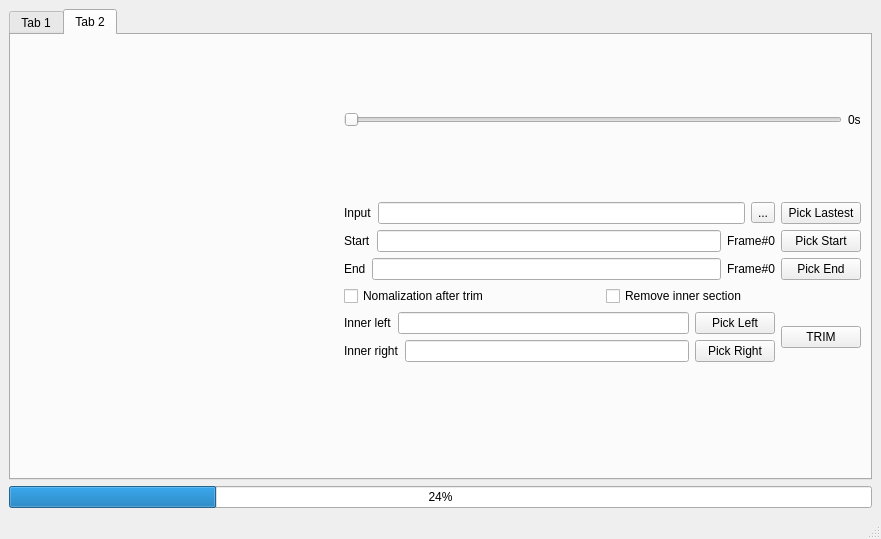
Old version of the form UI.ui in the repository quyendaoqt707/pyVideoUtilities.
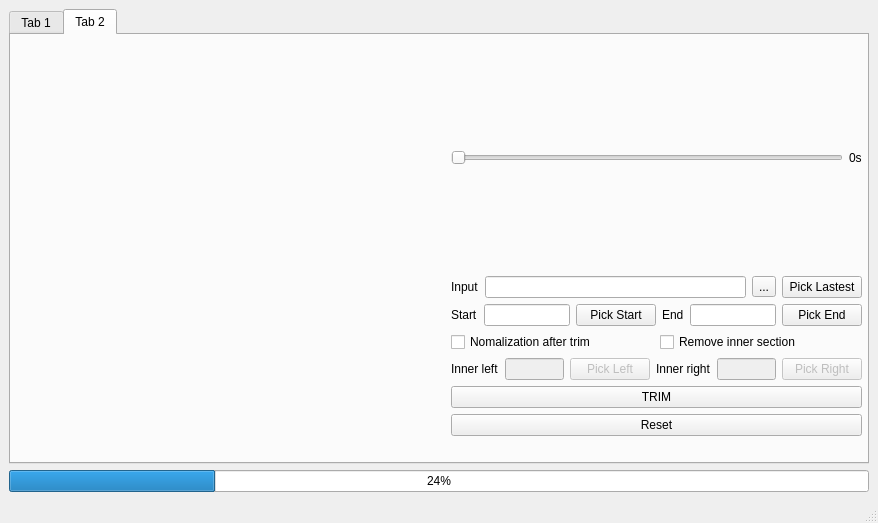
New version of the form. Icons and pictures are not drawn.

Commit message: update UI, remove inner section

Patch:
```diff
--- a/UI.ui
+++ b/UI.ui
@@ -9,8 +9,8 @@
    <rect>
     <x>0</x>
     <y>0</y>
-    <width>881</width>
-    <height>539</height>
+    <width>878</width>
+    <height>523</height>
    </rect>
   </property>
   <property name="sizePolicy">
@@ -21,8 +21,8 @@
   </property>
   <property name="maximumSize">
    <size>
-    <width>16777213</width>
-    <height>16777215</height>
+    <width>900</width>
+    <height>550</height>
    </size>
   </property>
   <property name="windowTitle">
@@ -38,6 +38,24 @@
    <layout class="QVBoxLayout" name="verticalLayout_6">
     <item>
      <widget class="QTabWidget" name="tabWidget">
+      <property name="sizePolicy">
+       <sizepolicy hsizetype="Fixed" vsizetype="Fixed">
+        <horstretch>0</horstretch>
+        <verstretch>0</verstretch>
+       </sizepolicy>
+      </property>
+      <property name="minimumSize">
+       <size>
+        <width>860</width>
+        <height>450</height>
+       </size>
+      </property>
+      <property name="maximumSize">
+       <size>
+        <width>900</width>
+        <height>500</height>
+       </size>
+      </property>
       <property name="currentIndex">
        <number>1</number>
       </property>
@@ -238,9 +256,15 @@
        <attribute name="title">
         <string>Tab 2</string>
        </attribute>
-       <layout class="QFormLayout" name="formLayout_2">
-        <item row="0" column="0">
          <widget class="QWidget" name="widget" native="true">
+        <property name="geometry">
+         <rect>
+          <x>9</x>
+          <y>9</y>
+          <width>424</width>
+          <height>418</height>
+         </rect>
+        </property>
           <layout class="QFormLayout" name="formLayout">
            <item row="0" column="0">
             <widget class="QLabel" name="currentFrameThumbnail">
@@ -275,8 +299,15 @@
            </item>
           </layout>
          </widget>
-        </item>
-        <item row="0" column="1">
+       <widget class="QWidget" name="">
+        <property name="geometry">
+         <rect>
+          <x>440</x>
+          <y>10</y>
+          <width>411</width>
+          <height>391</height>
+         </rect>
+        </property>
          <layout class="QVBoxLayout" name="verticalLayout_8">
           <item>
            <layout class="QHBoxLayout" name="horizontalLayout_11">
@@ -328,6 +359,8 @@
            </layout>
           </item>
           <item>
+          <layout class="QHBoxLayout" name="horizontalLayout_16">
+           <item>
            <layout class="QHBoxLayout" name="horizontalLayout_6">
             <item>
              <widget class="QLabel" name="label_10">
@@ -339,13 +372,6 @@
             <item>
              <widget class="QLineEdit" name="lineEdit_3"/>
             </item>
-            <item>
-             <widget class="QLabel" name="startFrameIDLabel">
-              <property name="text">
-               <string>Frame#0</string>
-              </property>
-             </widget>
-            </item>
             <item>
              <widget class="QPushButton" name="pickStartBtn">
               <property name="text">
@@ -367,13 +393,6 @@
             <item>
              <widget class="QLineEdit" name="lineEdit_2"/>
             </item>
-            <item>
-             <widget class="QLabel" name="endFrameIDLabel">
-              <property name="text">
-               <string>Frame#0</string>
-              </property>
-             </widget>
-            </item>
             <item>
              <widget class="QPushButton" name="pickEndBtn">
               <property name="text">
@@ -383,6 +402,8 @@
             </item>
            </layout>
           </item>
+          </layout>
+         </item>
           <item>
            <layout class="QHBoxLayout" name="horizontalLayout_8">
             <item>
@@ -390,6 +411,9 @@
               <property name="text">
                <string>Nomalization after trim</string>
               </property>
+             <property name="checked">
+              <bool>false</bool>
+             </property>
              </widget>
             </item>
             <item>
@@ -397,6 +421,9 @@
               <property name="text">
                <string>Remove inner section</string>
               </property>
+             <property name="checked">
+              <bool>false</bool>
+             </property>
              </widget>
             </item>
            </layout>
@@ -404,8 +431,6 @@
           <item>
            <layout class="QHBoxLayout" name="horizontalLayout_12">
             <item>
-             <layout class="QVBoxLayout" name="verticalLayout_7">
-              <item>
                <layout class="QHBoxLayout" name="horizontalLayout_9">
                 <item>
                  <widget class="QLabel" name="label_11">
@@ -415,10 +440,17 @@
                  </widget>
                 </item>
                 <item>
-                 <widget class="QLineEdit" name="lineEdit_4"/>
+              <widget class="QLineEdit" name="lineEdit_4">
+               <property name="enabled">
+                <bool>false</bool>
+               </property>
+              </widget>
                 </item>
                 <item>
                  <widget class="QPushButton" name="pickLeftBtn">
+               <property name="enabled">
+                <bool>false</bool>
+               </property>
                   <property name="text">
                    <string>Pick Left</string>
                   </property>
@@ -436,10 +468,17 @@
                  </widget>
                 </item>
                 <item>
-                 <widget class="QLineEdit" name="lineEdit_5"/>
+              <widget class="QLineEdit" name="lineEdit_5">
+               <property name="enabled">
+                <bool>false</bool>
+               </property>
+              </widget>
                 </item>
                 <item>
                  <widget class="QPushButton" name="pickRightBtn">
+               <property name="enabled">
+                <bool>false</bool>
+               </property>
                   <property name="text">
                    <string>Pick Right</string>
                   </property>
@@ -450,6 +489,8 @@
              </layout>
             </item>
             <item>
+          <layout class="QVBoxLayout" name="verticalLayout_7">
+           <item>
              <widget class="QPushButton" name="trimBtn">
               <property name="enabled">
                <bool>true</bool>
@@ -459,11 +500,20 @@
               </property>
              </widget>
             </item>
-           </layout>
+           <item>
+            <widget class="QPushButton" name="resetBtn">
+             <property name="enabled">
+              <bool>true</bool>
+             </property>
+             <property name="text">
+              <string>Reset</string>
+             </property>
+            </widget>
           </item>
          </layout>
         </item>
        </layout>
+       </widget>
       </widget>
      </widget>
     </item>
```
Lines whose indentation alone changed are shown as unchanged. The commit also changes 1 other file.
